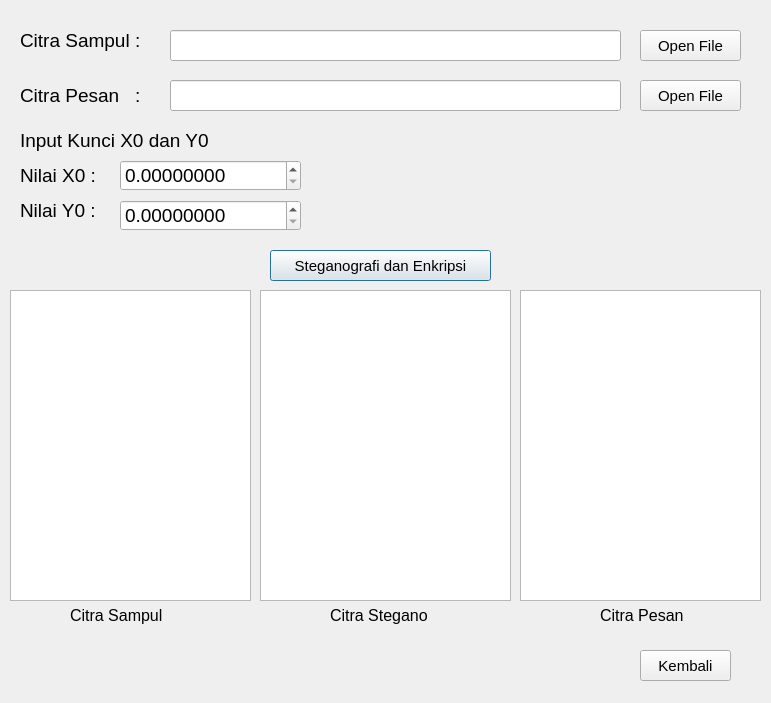
Old version of the form ui/InputSteganografiDanEnkripsi.ui in the repository distky/DCT-Permutation-Chaotic-Encryption.
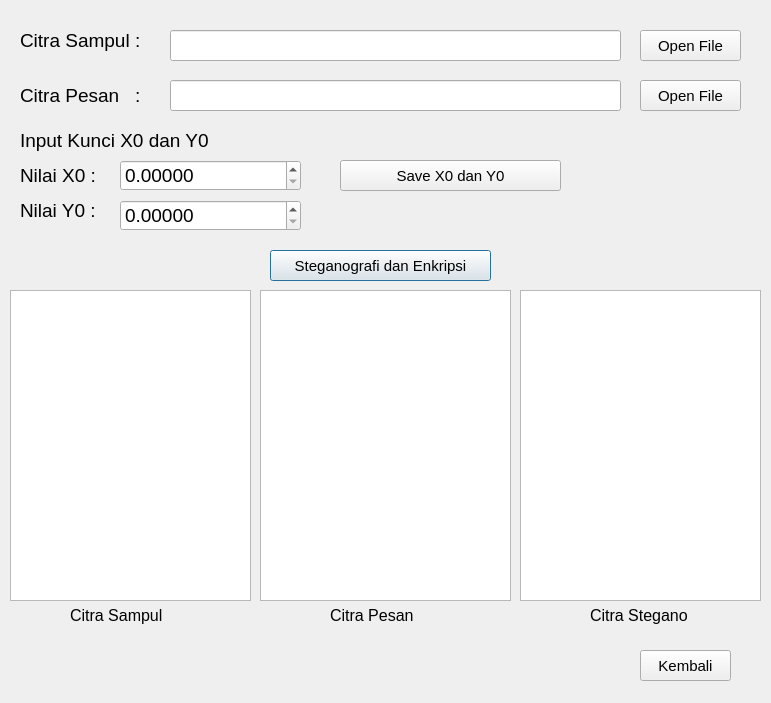
New version of the form.

```diff
--- a/ui/InputSteganografiDanEnkripsi.ui
+++ b/ui/InputSteganografiDanEnkripsi.ui
@@ -156,7 +156,7 @@
     </font>
    </property>
    <property name="decimals">
-    <number>8</number>
+    <number>5</number>
    </property>
    <property name="maximum">
     <double>1.000000000000000</double>
@@ -180,7 +180,7 @@
     </font>
    </property>
    <property name="decimals">
-    <number>8</number>
+    <number>5</number>
    </property>
    <property name="maximum">
     <double>1.000000000000000</double>
@@ -294,7 +294,7 @@
   <widget class="QLabel" name="lblCitraPesanView">
    <property name="geometry">
     <rect>
-     <x>600</x>
+     <x>330</x>
      <y>600</y>
      <width>101</width>
      <height>31</height>
@@ -312,7 +312,7 @@
   <widget class="QLabel" name="lblCitraStego">
    <property name="geometry">
     <rect>
-     <x>330</x>
+     <x>590</x>
      <y>600</y>
      <width>121</width>
      <height>31</height>
@@ -327,6 +327,24 @@
     <string>Citra Stegano</string>
    </property>
   </widget>
+  <widget class="QPushButton" name="btnsavex0y0">
+   <property name="geometry">
+    <rect>
+     <x>340</x>
+     <y>160</y>
+     <width>221</width>
+     <height>31</height>
+    </rect>
+   </property>
+   <property name="font">
+    <font>
+     <pointsize>11</pointsize>
+    </font>
+   </property>
+   <property name="text">
+    <string>Save X0 dan Y0</string>
+   </property>
+  </widget>
  </widget>
  <resources/>
  <connections/>
```
Left out of the diff: 10 changed lines with no effect on the pictures.
